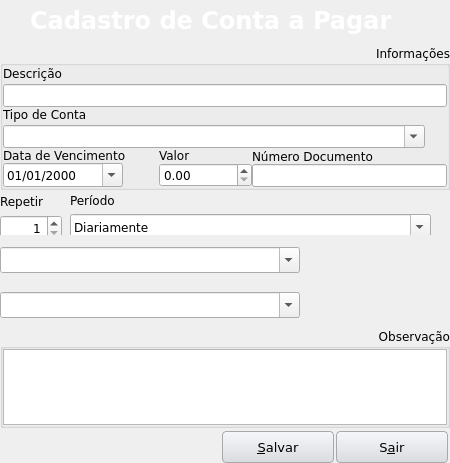
The window that Projects/Blink/Plugins/financier/accounttopayregister.ui (MarcoBueno1/qrad) describes before a commit, drawn with Qt 5.
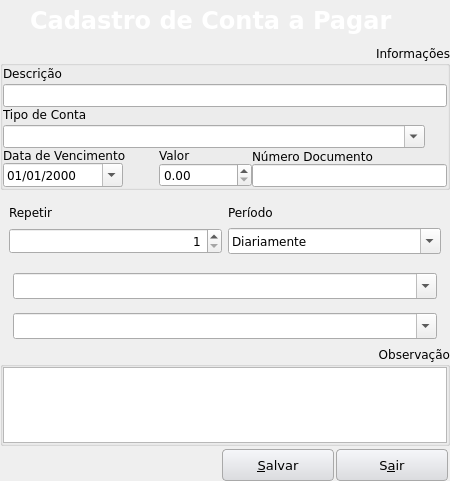
The same window after the commit. Icons and pictures are not drawn. Custom widgets are drawn as their Qt base class.

```diff
--- a/Projects/Blink/Plugins/financier/accounttopayregister.ui
+++ b/Projects/Blink/Plugins/financier/accounttopayregister.ui
@@ -10,7 +10,7 @@
     <x>0</x>
     <y>0</y>
     <width>450</width>
-    <height>463</height>
+    <height>481</height>
    </rect>
   </property>
   <property name="sizePolicy">
@@ -310,6 +310,12 @@
    </item>
    <item row="3" column="0">
     <widget class="DSMGroupBoxEnter" name="groupBoxRepeat" native="true">
+     <property name="minimumSize">
+      <size>
+       <width>0</width>
+       <height>70</height>
+      </size>
+     </property>
      <property name="title" stdset="0">
       <string>Repetir Conta</string>
      </property>
@@ -319,15 +325,8 @@
      <property name="checked" stdset="0">
       <bool>false</bool>
      </property>
-     <widget class="QWidget" name="layoutWidget">
-      <property name="geometry">
-       <rect>
-        <x>0</x>
-        <y>0</y>
-        <width>62</width>
-        <height>48</height>
-       </rect>
-      </property>
+     <layout class="QHBoxLayout" name="horizontalLayout_3">
+      <item>
       <layout class="QVBoxLayout" name="verticalLayout">
        <item>
         <widget class="QLabel" name="label_8">
@@ -362,16 +361,8 @@
         </widget>
        </item>
       </layout>
-     </widget>
-     <widget class="QWidget" name="layoutWidget">
-      <property name="geometry">
-       <rect>
-        <x>70</x>
-        <y>0</y>
-        <width>361</width>
-        <height>46</height>
-       </rect>
-      </property>
+      </item>
+      <item>
       <layout class="QVBoxLayout" name="verticalLayout_2">
        <item>
         <widget class="QLabel" name="label_9">
@@ -423,7 +414,8 @@
         </widget>
        </item>
       </layout>
-     </widget>
+      </item>
+     </layout>
     </widget>
    </item>
    <item row="4" column="0">
@@ -437,7 +429,10 @@
      <property name="checked" stdset="0">
       <bool>false</bool>
      </property>
-     <layout class="QGridLayout" name="gridLayout_2">
+     <layout class="QHBoxLayout" name="horizontalLayout_5">
+      <property name="spacing">
+       <number>0</number>
+      </property>
       <property name="leftMargin">
        <number>0</number>
       </property>
@@ -450,10 +445,7 @@
       <property name="bottomMargin">
        <number>0</number>
       </property>
-      <property name="spacing">
-       <number>0</number>
-      </property>
-      <item row="0" column="0">
+      <item>
        <widget class="SComboBox" name="comboBoxSupplier">
         <property name="minimumSize">
          <size>
@@ -472,19 +464,6 @@
         </property>
        </widget>
       </item>
-      <item row="0" column="1">
-       <spacer name="horizontalSpacer_2">
-        <property name="orientation">
-         <enum>Qt::Horizontal</enum>
-        </property>
-        <property name="sizeHint" stdset="0">
-         <size>
-          <width>40</width>
-          <height>20</height>
-         </size>
-        </property>
-       </spacer>
-      </item>
      </layout>
     </widget>
    </item>
@@ -499,7 +478,10 @@
      <property name="checked" stdset="0">
       <bool>false</bool>
      </property>
-     <layout class="QGridLayout" name="gridLayout_4">
+     <layout class="QHBoxLayout" name="horizontalLayout_4">
+      <property name="spacing">
+       <number>0</number>
+      </property>
       <property name="leftMargin">
        <number>0</number>
       </property>
@@ -512,10 +494,7 @@
       <property name="bottomMargin">
        <number>0</number>
       </property>
-      <property name="spacing">
-       <number>0</number>
-      </property>
-      <item row="0" column="0">
+      <item>
        <widget class="DSMComboBoxEnter" name="comboBoxBank">
         <property name="minimumSize">
          <size>
@@ -534,19 +513,6 @@
         </property>
        </widget>
       </item>
-      <item row="0" column="1">
-       <spacer name="horizontalSpacer_3">
-        <property name="orientation">
-         <enum>Qt::Horizontal</enum>
-        </property>
-        <property name="sizeHint" stdset="0">
-         <size>
-          <width>40</width>
-          <height>20</height>
-         </size>
-        </property>
-       </spacer>
-      </item>
      </layout>
     </widget>
    </item>
```
Lines whose indentation alone changed are shown as unchanged.
